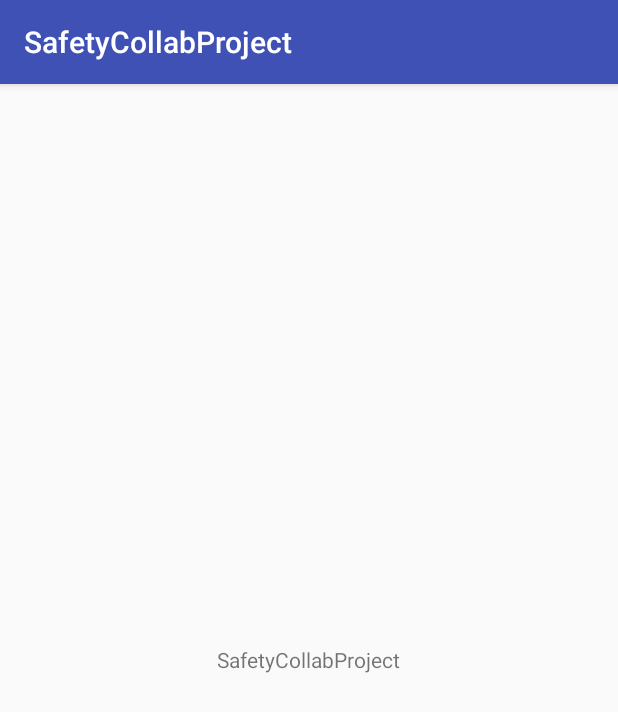
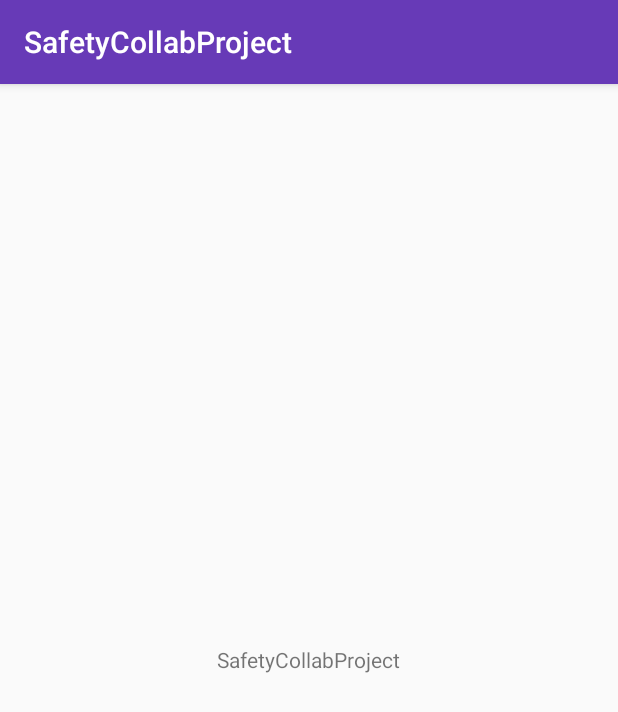
Before and after one commit to UdacityAndroidBasicsScholarship/wmn-safety, an Android app: the screen it shows after launch (MainActivity), on a phone screen of 412 x 824 dp. Shown: the top 712 px of the screen. Run offline under Robolectric (Android 15) with nearby library versions, the phone set to English and light mode, and no system bars.

Commit message:
Added colorPrimary & colorPrimaryDark

```diff
--- a/app/src/main/res/values/colors.xml
+++ b/app/src/main/res/values/colors.xml
@@ -1,6 +1,6 @@
 <?xml version="1.0" encoding="utf-8"?>
 <resources>
-    <color name="colorPrimary">#3F51B5</color>
-    <color name="colorPrimaryDark">#303F9F</color>
+    <color name="colorPrimary">#673AB7</color>
+    <color name="colorPrimaryDark">#4527A0</color>
     <color name="colorAccent">#FF4081</color>
 </resources>
```
